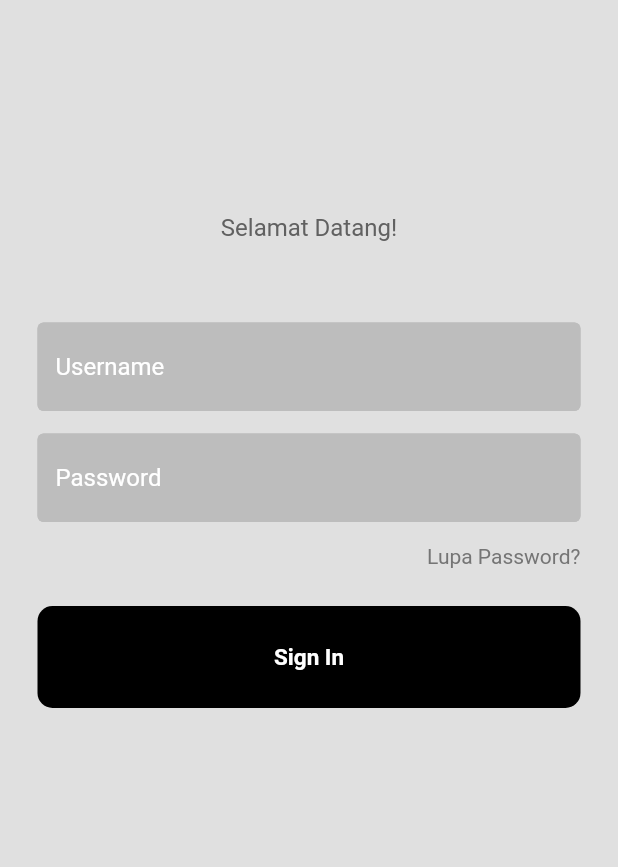
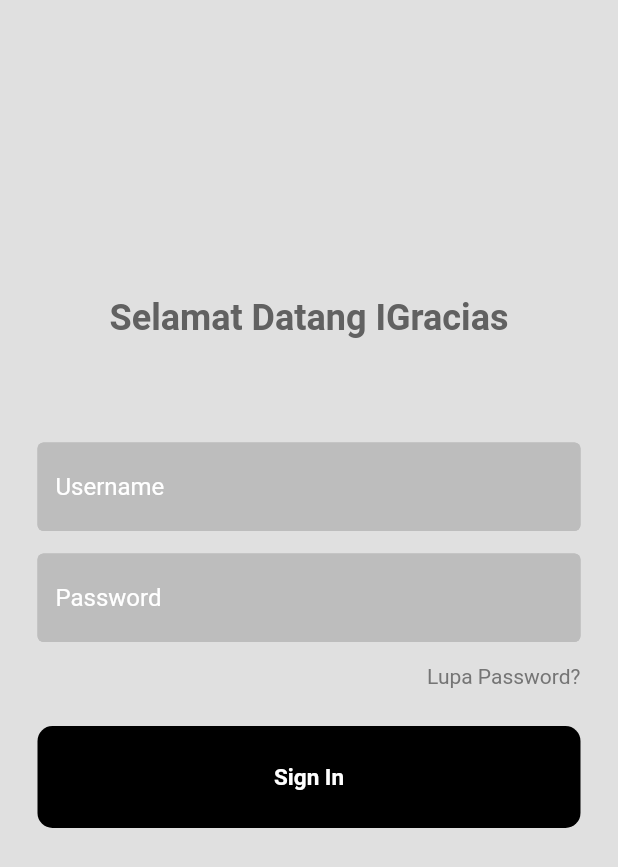
Before and after one commit to DESFIANTO/uts_desfianto, a Flutter app: the screen it shows after launch, on a phone screen of 412 x 824 dp. Shown: the top 867 px of the screen. Run offline on Flutter 3.47's test engine with Material 2 defaults, Android fonts, the phone set to English and light mode, and no system bars.

Commit message:
Commit ke keempat

```diff
--- a/lib/login_page.dart
+++ b/lib/login_page.dart
@@ -40,11 +40,13 @@ class LoginPage extends StatelessWidget {
 
               //welcome
               Text(
-                'Selamat Datang!',
+                'Selamat Datang IGracias',
                 style: TextStyle(
                   color: Colors.grey[700],
-                  fontSize: 16,
+                  fontSize: 24, // Perbesar ukuran tulisan
                   height: 10,
+                  fontWeight: FontWeight
+                      .bold, // Pergantian ukuran tulisan menjadi tebal
                 ),
               ),
 
```
